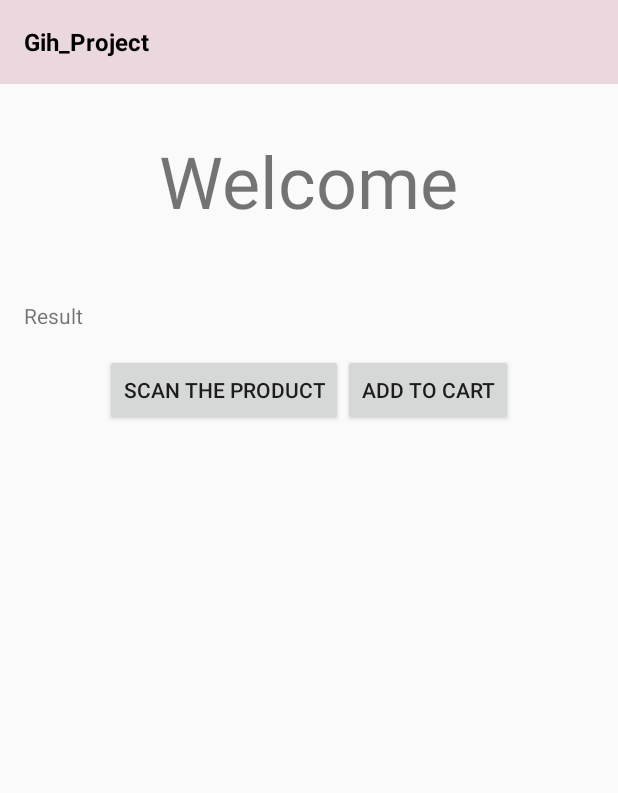
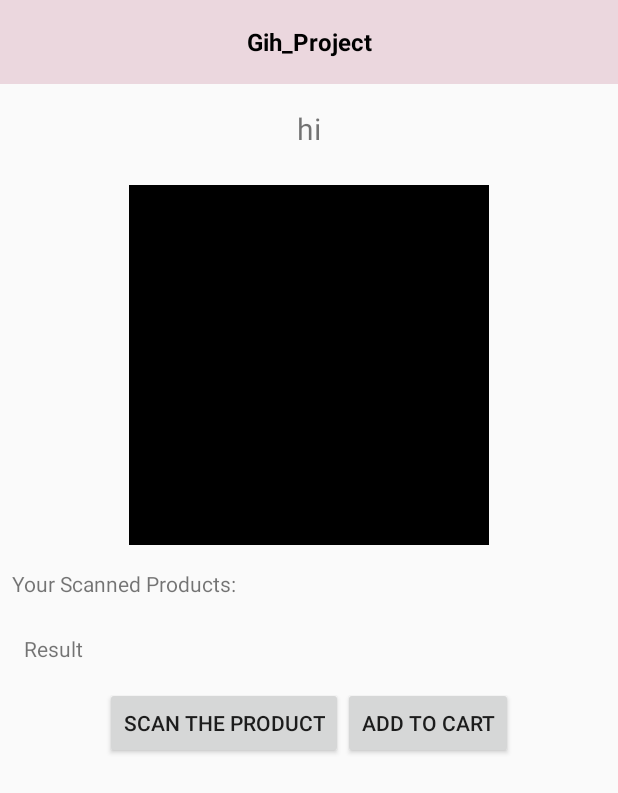
Before and after one commit to HimaniKaul/Gih_Project, an Android app: the layout home_screen.xml on its own in the app's theme, with its tools: preview values and no code run, on a phone screen of 412 x 824 dp. Shown: the top 793 px of the screen. Run offline under Robolectric (Android 15) with nearby library versions, the phone set to English and light mode, and no system bars.

Commit message:
latest update

```diff
--- a/app/build.gradle
+++ b/app/build.gradle
@@ -30,6 +30,8 @@ dependencies {
     implementation 'com.android.support:design:28.0.0'
     implementation 'com.google.firebase:firebase-database:16.0.6'
     implementation 'com.firebaseui:firebase-ui-database:1.1.1'
+    implementation 'com.google.zxing:core:3.2.1'
+    implementation'com.journeyapps:zxing-android-embedded:3.2.0@aar'
     testImplementation 'junit:junit:4.12'
     androidTestImplementation 'com.android.support.test:runner:1.0.2'
     androidTestImplementation 'com.android.support.test.espresso:espresso-core:3.0.2'
--- a/app/src/main/res/layout/home_screen.xml
+++ b/app/src/main/res/layout/home_screen.xml
@@ -14,32 +14,49 @@
             android:layout_height="wrap_content"
             android:text="@string/app_name"
             android:id="@+id/title_bar"
+            android:layout_gravity="center"
             android:textColor="@color/black"
             android:textSize="16sp"
             android:textStyle="bold"/>
     </android.support.v7.widget.Toolbar>
     <TextView
-        android:id="@+id/welcome"
+        android:id="@+id/name"
         android:layout_width="wrap_content"
         android:layout_height="wrap_content"
-        android:text="@string/welcome"
-        android:layout_below="@id/toolbar2"
-        android:textSize="48sp"
+        android:textSize="20sp"
+        android:text="hi"
+        android:layout_below="@+id/toolbar2"
         android:layout_margin="16dp"
-        android:padding="16dp"
         android:layout_centerHorizontal="true" />
-
+    <ImageView
+        android:id="@+id/barcode_id"
+        android:layout_width="240dp"
+        android:layout_height="240dp"
+        android:layout_centerInParent="true"
+        android:layout_margin="8dp"
+        android:background="#000"
+        android:layout_below="@+id/name"/>
+    <TextView
+        android:id="@+id/label"
+        android:layout_width="match_parent"
+        android:layout_height="wrap_content"
+        android:text="@string/label"
+        android:layout_margin="8dp"
+        android:layout_below="@+id/barcode_id" />
     <TextView
         android:id="@+id/result"
         android:layout_width="match_parent"
         android:layout_height="wrap_content"
         android:text="Result"
         android:layout_margin="16dp"
-        android:layout_below="@+id/welcome" />
+        android:layout_below="@+id/label" />
     <LinearLayout
         android:layout_width="wrap_content"
         android:layout_height="wrap_content"
         android:orientation="horizontal"
+        android:layout_marginTop="0dp"
+        android:layout_marginStart="16dp"
+        android:layout_marginBottom="8dp"
         android:layout_below="@+id/result"
         android:layout_centerHorizontal="true">
         <Button
@@ -54,4 +71,6 @@
             android:text="@string/add" />
     </LinearLayout>
 
+
+
 </RelativeLayout>
--- a/app/src/main/res/layout/virtual_cart_design.xml
+++ b/app/src/main/res/layout/virtual_cart_design.xml
@@ -11,14 +11,14 @@
         <RelativeLayout
             android:layout_width="match_parent"
             android:layout_height="wrap_content"
-            android:background="#000"
+            android:background="#fff"
             android:orientation="vertical">
             <ImageView
                 android:id="@+id/product_image"
                 android:layout_width="100dp"
                 android:layout_height="100dp"
                 android:scaleType="centerCrop"
-                android:background="@color/colorAccent"
+                android:background="@color/aluminum"
                 android:layout_marginTop="16dp"
                 android:layout_marginStart="16dp"
                 android:layout_marginBottom="16dp"/>
--- a/app/src/main/res/values/strings.xml
+++ b/app/src/main/res/values/strings.xml
@@ -18,5 +18,6 @@
     <string name="welcome">Welcome</string>
     <string name="scan">Scan the Product</string>
     <string name="add">Add to Cart</string>
-
+    <string name="cart">Your Cart</string>
+    <string name="label">Your Scanned Products:</string>
 </resources>
```
Also changed, not shown: app/src/main/AndroidManifest.xml (+4 -4 lines), app/src/main/java/com/example/gih_project/LoginActivity.java (+10 -5 lines), app/src/main/java/com/example/gih_project/home_screen.java (+32 -0 lines), app/src/main/res/layout/activity_virtual_cart.xml (+18 -0 lines).
